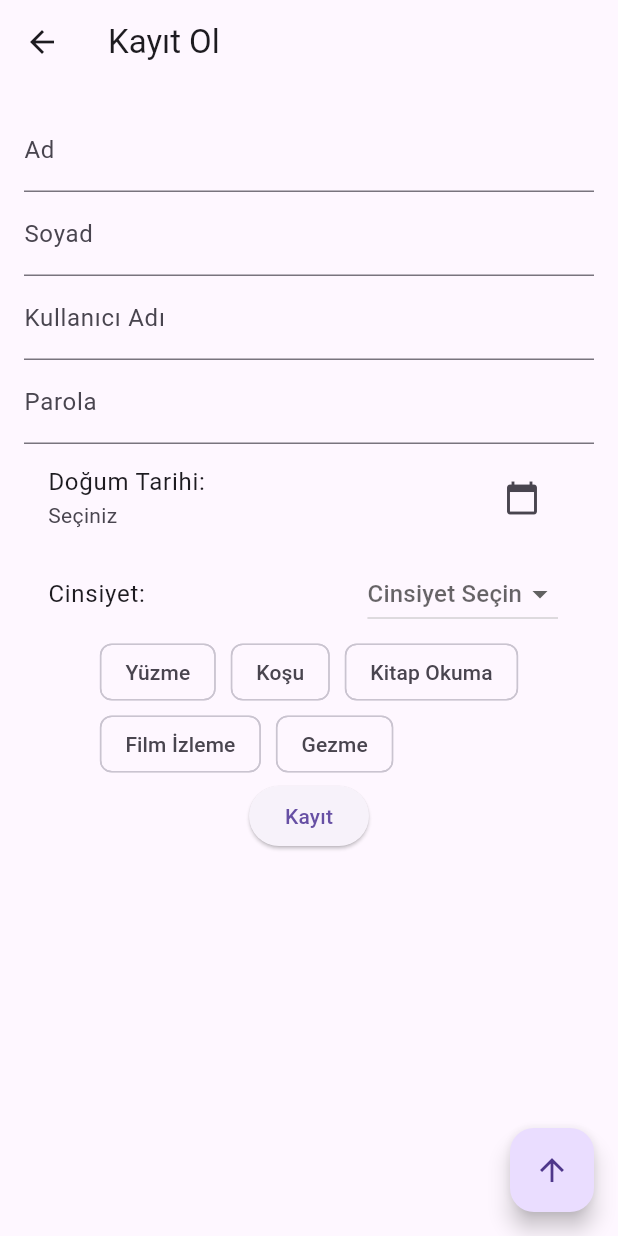
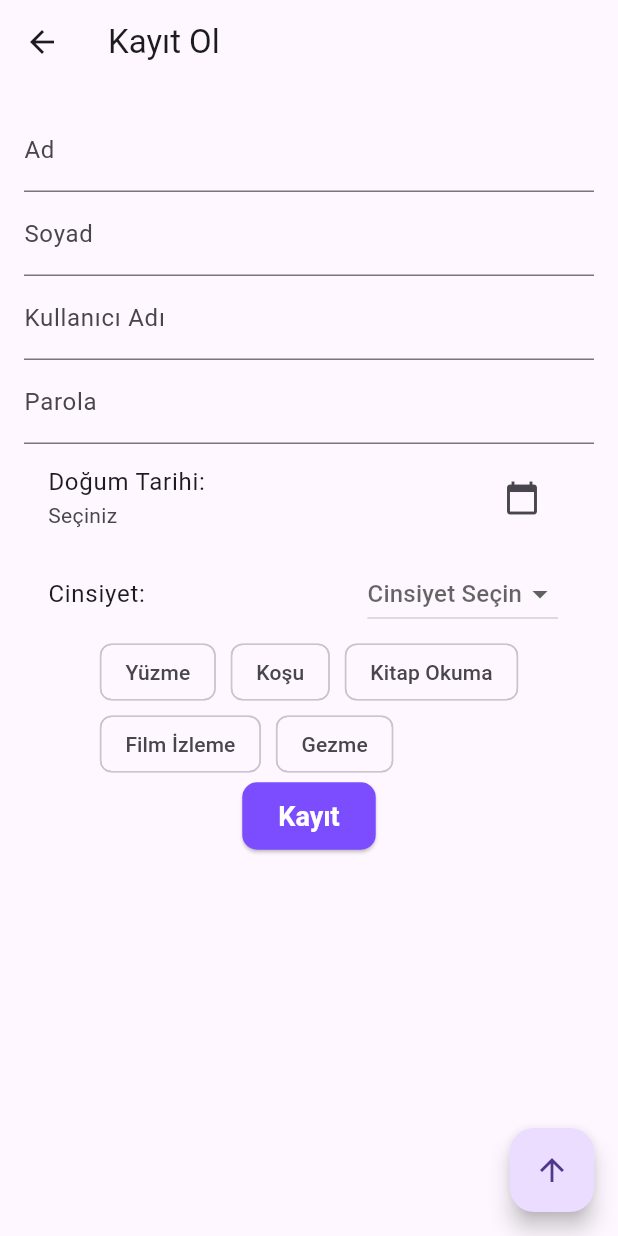
Before and after one commit to VolkanTasbent/Personel_Takip_Uygulamas-, a Flutter app: the screen it shows after launch, after a tap on "Kayıt Ol", on a phone screen of 412 x 824 dp. Run offline on Flutter 3.47's test engine with Material 3 defaults, Android fonts, the phone set to English and light mode, and no system bars; our stand-ins replace shared_preferences, sqflite; accounts and stored records are empty.

Commit message:
Update main.dart
Görsellik eklendi.

```diff
--- a/lib/main.dart
+++ b/lib/main.dart
@@ -15,7 +15,18 @@ class MyApp extends StatelessWidget {
   Widget build(BuildContext context) {
     return MaterialApp(
       title: 'Mobil Programlama Ödev 5',
-      theme: ThemeData(primarySwatch: Colors.blue),
+      theme: ThemeData(
+        primarySwatch: Colors.deepPurple,
+        elevatedButtonTheme: ElevatedButtonThemeData(
+          style: ElevatedButton.styleFrom(
+            backgroundColor: Colors.deepPurpleAccent,
+            foregroundColor: Colors.white,
+            textStyle: const TextStyle(fontSize: 18, fontWeight: FontWeight.bold),
+            padding: const EdgeInsets.symmetric(vertical: 12, horizontal: 24),
+            shape: RoundedRectangleBorder(borderRadius: BorderRadius.circular(10)),
+          ),
+        ),
+      ),
       home: const AnaSayfa(),
     );
   }
@@ -27,36 +38,54 @@ class AnaSayfa extends StatelessWidget {
   @override
   Widget build(BuildContext context) {
     return Scaffold(
-      appBar: AppBar(title: const Text('Mobil Programlama Ödev 5')),
-      body: Column(
+      appBar: AppBar(
+        title: const Text('Mobil Programlama Ödev 5'),
+        centerTitle: true,
+        backgroundColor: Colors.deepPurple,
+      ),
+      body: Container(
+        decoration: BoxDecoration(
+          gradient: LinearGradient(
+            colors: [Colors.deepPurple.shade300, Colors.deepPurple.shade900],
+            begin: Alignment.topCenter,
+            end: Alignment.bottomCenter,
+          ),
+        ),
+        child: Center(
+          child: Column(
             mainAxisAlignment: MainAxisAlignment.center,
             children: [
               ElevatedButton(
                 onPressed: () {
-              Navigator.push(context, MaterialPageRoute(builder: (context) =>  Kayit()));
+                  Navigator.push(context, MaterialPageRoute(builder: (context) => Kayit()));
                 },
                 child: const Text('Kayıt Ol'),
               ),
+              const SizedBox(height: 20),
               ElevatedButton(
                 onPressed: () {
                   Navigator.push(context, MaterialPageRoute(builder: (context) => const GirisYap()));
                 },
                 child: const Text('Giriş Yap'),
               ),
+              const SizedBox(height: 20),
               ElevatedButton(
                 onPressed: () {
-              Navigator.push(context, MaterialPageRoute(builder: (context) =>  Bilgilerim()));
+                  Navigator.push(context, MaterialPageRoute(builder: (context) => Bilgilerim()));
                 },
                 child: const Text('Bilgilerim'),
               ),
+              const SizedBox(height: 20),
               ElevatedButton(
                 onPressed: () {
-              Navigator.push(context, MaterialPageRoute(builder: (context) =>  DigerKullanicilar()));
+                  Navigator.push(context, MaterialPageRoute(builder: (context) => DigerKullanicilar()));
                 },
                 child: const Text('Diğer Kullanıcılar'),
               ),
             ],
           ),
+        ),
+      ),
     );
   }
 }
```
Lines whose indentation alone changed are shown as unchanged.
